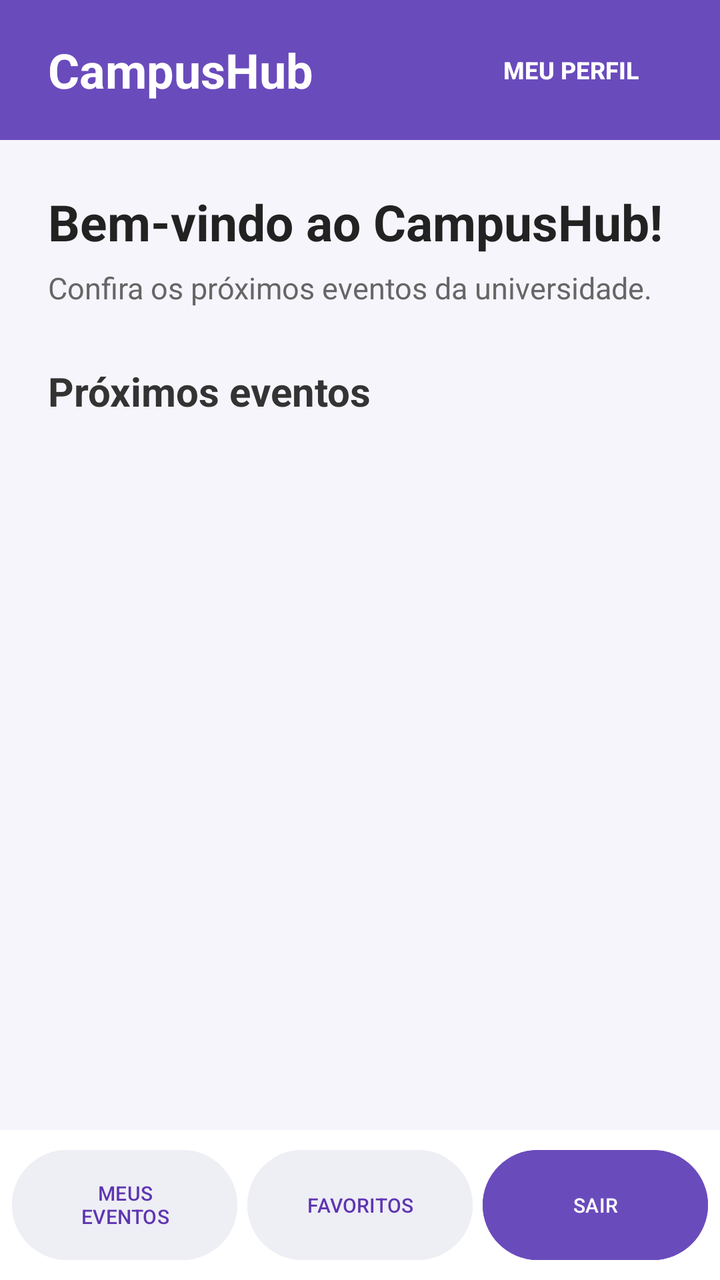
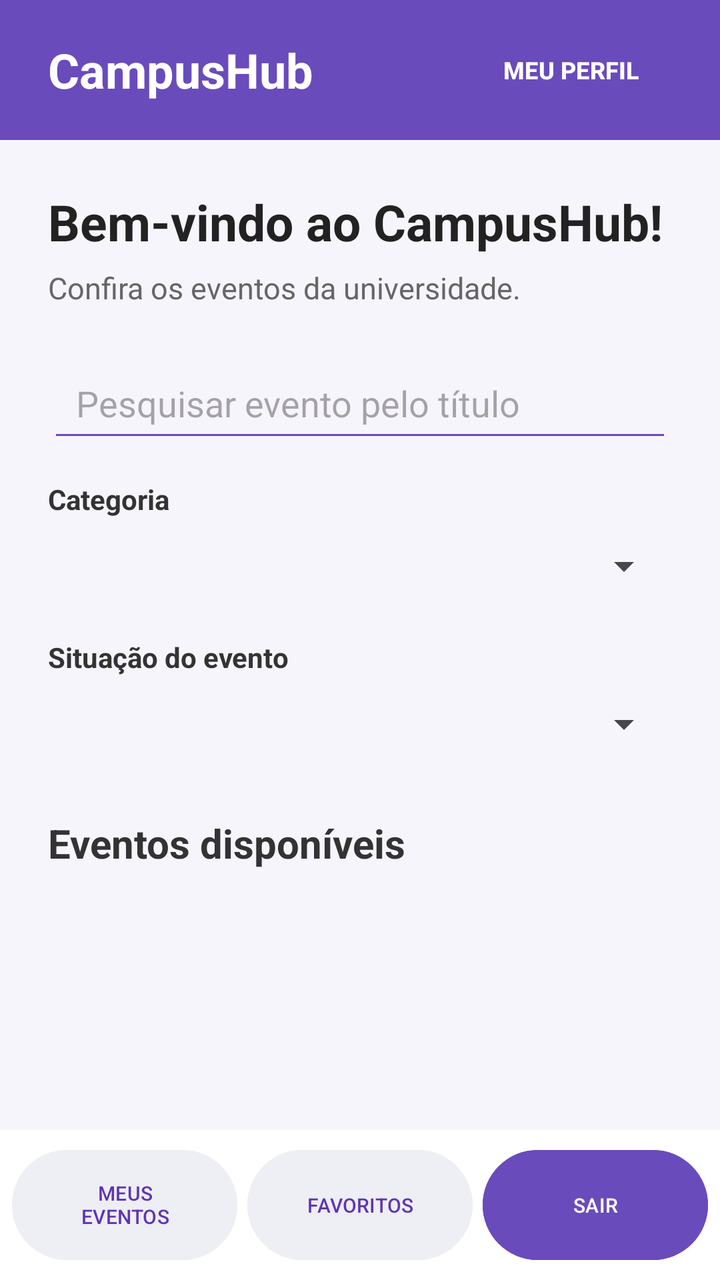

Compare the two renders of this Android layout. The source of the first and the diff that turns it into the second are given below.
<!-- AndroidManifest.xml: application theme Theme.LoginFirebase -->
<!-- res/layout/activity_home.xml -->
<?xml version="1.0" encoding="utf-8"?>
<LinearLayout xmlns:android="http://schemas.android.com/apk/res/android"
    android:layout_width="match_parent"
    android:layout_height="match_parent"
    android:orientation="vertical"
    android:background="#F7F5FC">

    <LinearLayout
        android:layout_width="match_parent"
        android:layout_height="70dp"
        android:orientation="horizontal"
        android:gravity="center_vertical"
        android:paddingStart="24dp"
        android:paddingEnd="16dp"
        android:background="#6A4BBC">

        <TextView
            android:layout_width="0dp"
            android:layout_height="wrap_content"
            android:layout_weight="1"
            android:text="CampusHub"
            android:textColor="#FFFFFF"
            android:textSize="24sp"
            android:textStyle="bold" />

        <Button
            android:id="@+id/btnPerfil"
            android:layout_width="wrap_content"
            android:layout_height="wrap_content"
            android:text="MEU PERFIL"
            android:textColor="#FFFFFF"
            android:textSize="12sp"
            android:textStyle="bold"
            android:backgroundTint="#6A4BBC" />

    </LinearLayout>

    <ScrollView
        android:layout_width="match_parent"
        android:layout_height="0dp"
        android:layout_weight="1"
        android:fillViewport="true">

        <LinearLayout
            android:layout_width="match_parent"
            android:layout_height="wrap_content"
            android:orientation="vertical"
            android:padding="24dp">

            <TextView
                android:id="@+id/txtBemVindo"
                android:layout_width="wrap_content"
                android:layout_height="wrap_content"
                android:text="Bem-vindo ao CampusHub!"
                android:textColor="#222222"
                android:textSize="25sp"
                android:textStyle="bold"
                android:layout_marginBottom="6dp" />

            <TextView
                android:layout_width="wrap_content"
                android:layout_height="wrap_content"
                android:text="Confira os próximos eventos da universidade."
                android:textColor="#666666"
                android:textSize="15sp"
                android:layout_marginBottom="28dp" />

            <TextView
                android:layout_width="wrap_content"
                android:layout_height="wrap_content"
                android:text="Próximos eventos"
                android:textColor="#333333"
                android:textSize="20sp"
                android:textStyle="bold"
                android:layout_marginBottom="16dp" />

            <LinearLayout
                android:id="@+id/eventosContainer"
                android:layout_width="match_parent"
                android:layout_height="wrap_content"
                android:orientation="vertical" />

        </LinearLayout>

    </ScrollView>

    <LinearLayout
        android:layout_width="match_parent"
        android:layout_height="75dp"
        android:orientation="horizontal"
        android:gravity="center"
        android:padding="6dp"
        android:background="#FFFFFF">

        <Button
            android:id="@+id/btnMeusEventos"
            android:layout_width="0dp"
            android:layout_height="match_parent"
            android:layout_weight="1"
            android:text="MEUS EVENTOS"
            android:textSize="10sp"
            android:textColor="#5E35B1"
            android:backgroundTint="#EEEEF5" />

        <Button
            android:id="@+id/btnMeusFavoritos"
            android:layout_width="0dp"
            android:layout_height="match_parent"
            android:layout_weight="1"
            android:text="FAVORITOS"
            android:textSize="10sp"
            android:textColor="#5E35B1"
            android:backgroundTint="#EEEEF5"
            android:layout_marginStart="5dp" />

        <Button
            android:id="@+id/btnSair"
            android:layout_width="0dp"
            android:layout_height="match_parent"
            android:layout_weight="1"
            android:text="SAIR"
            android:textSize="10sp"
            android:textColor="#FFFFFF"
            android:backgroundTint="#6A4BBC"
            android:layout_marginStart="5dp" />

    </LinearLayout>

</LinearLayout>
<!-- resources referenced by this layout -->
<resources>
  <style name="Theme.LoginFirebase" parent="Base.Theme.LoginFirebase" />
  <style name="Base.Theme.LoginFirebase" parent="Theme.Material3.DayNight.NoActionBar">
          
          
      </style>
</resources>

<!-- the commit's change to res/layout/activity_home.xml (unified diff, before → after) -->
@@ -60,15 +60,54 @@
             <TextView
                 android:layout_width="wrap_content"
                 android:layout_height="wrap_content"
-                android:text="Confira os próximos eventos da universidade."
+                android:text="Confira os eventos da universidade."
                 android:textColor="#666666"
                 android:textSize="15sp"
-                android:layout_marginBottom="28dp" />
+                android:layout_marginBottom="20dp" />
+
+            <EditText
+                android:id="@+id/edtPesquisar"
+                android:layout_width="match_parent"
+                android:layout_height="52dp"
+                android:hint="Pesquisar evento pelo título"
+                android:inputType="text"
+                android:paddingStart="14dp"
+                android:paddingEnd="14dp"
+                android:backgroundTint="#6A4BBC"
+                android:layout_marginBottom="14dp" />
 
             <TextView
                 android:layout_width="wrap_content"
                 android:layout_height="wrap_content"
-                android:text="Próximos eventos"
+                android:text="Categoria"
+                android:textColor="#333333"
+                android:textSize="14sp"
+                android:textStyle="bold" />
+
+            <Spinner
+                android:id="@+id/spCategoria"
+                android:layout_width="match_parent"
+                android:layout_height="48dp"
+                android:layout_marginBottom="12dp" />
+
+            <TextView
+                android:layout_width="wrap_content"
+                android:layout_height="wrap_content"
+                android:text="Situação do evento"
+                android:textColor="#333333"
+                android:textSize="14sp"
+                android:textStyle="bold" />
+
+            <Spinner
+                android:id="@+id/spSituacao"
+                android:layout_width="match_parent"
+                android:layout_height="48dp"
+                android:layout_marginBottom="22dp" />
+
+            <TextView
+                android:layout_width="wrap_content"
+                android:layout_height="wrap_content"
+                android:text="Eventos disponíveis"
                 android:textColor="#333333"
                 android:textSize="20sp"
                 android:textStyle="bold"
